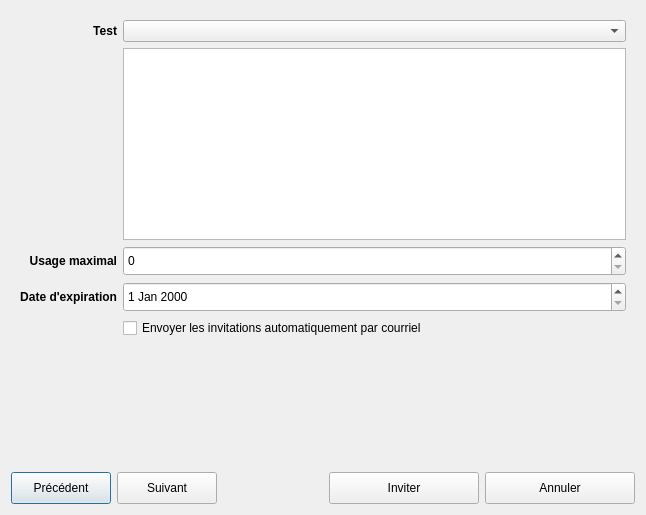
introlab/openteraplus, file client/src/dialogs/TestInvitationDialog.ui: the form before one commit.
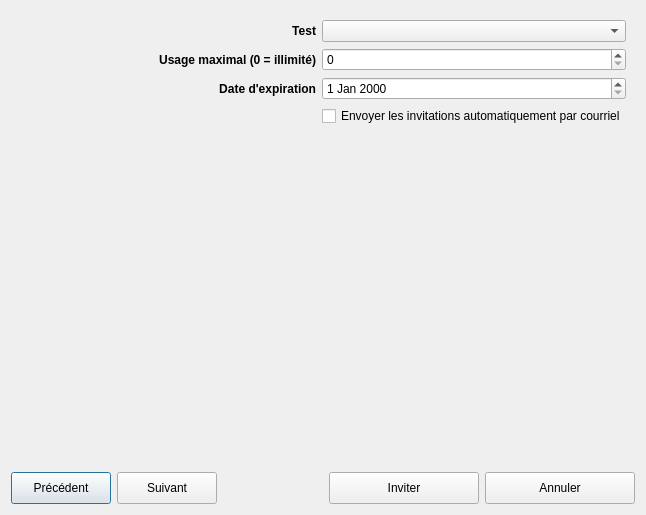
The form after the commit. The open tabs and pages were chosen to show the change. Icons and pictures are not drawn. Custom widgets are drawn as their Qt base class.

Commit message: Refs #99. Work in progress on Test Invitation Dialog

Patch:
```diff
--- a/client/src/dialogs/TestInvitationDialog.ui
+++ b/client/src/dialogs/TestInvitationDialog.ui
@@ -17,6 +17,9 @@
    <iconset resource="../../resources/TeraClient.qrc">
     <normaloff>:/icons/test.png</normaloff>:/icons/test.png</iconset>
   </property>
+  <property name="styleSheet">
+   <string notr="true"/>
+  </property>
   <layout class="QVBoxLayout" name="verticalLayout">
    <item>
     <widget class="QStackedWidget" name="stackedPages">
@@ -31,7 +34,7 @@
      </property>
      <widget class="QWidget" name="pageTestType">
       <layout class="QGridLayout" name="gridLayout">
-       <item row="2" column="0">
+       <item row="1" column="0">
         <widget class="QLabel" name="lblMaxUsage">
          <property name="sizePolicy">
           <sizepolicy hsizetype="Preferred" vsizetype="Preferred">
@@ -45,34 +48,55 @@
           </font>
          </property>
          <property name="text">
-          <string>Usage maximal</string>
+          <string>Usage maximal (0 = illimité)</string>
          </property>
          <property name="alignment">
           <set>Qt::AlignmentFlag::AlignRight|Qt::AlignmentFlag::AlignTrailing|Qt::AlignmentFlag::AlignVCenter</set>
          </property>
         </widget>
        </item>
+       <item row="1" column="1">
+        <widget class="QSpinBox" name="numUsage">
+         <property name="sizePolicy">
+          <sizepolicy hsizetype="Preferred" vsizetype="Fixed">
+           <horstretch>0</horstretch>
+           <verstretch>0</verstretch>
+          </sizepolicy>
+         </property>
+         <property name="minimumSize">
+          <size>
+           <width>0</width>
+           <height>0</height>
+          </size>
+         </property>
+         <property name="buttonSymbols">
+          <enum>QAbstractSpinBox::ButtonSymbols::UpDownArrows</enum>
+         </property>
+         <property name="maximum">
+          <number>1000</number>
+         </property>
+        </widget>
+       </item>
        <item row="2" column="1">
-        <widget class="QSpinBox" name="spinBox">
+        <widget class="QDateEdit" name="dateExpiration">
+         <property name="sizePolicy">
+          <sizepolicy hsizetype="Preferred" vsizetype="Fixed">
+           <horstretch>0</horstretch>
+           <verstretch>0</verstretch>
+          </sizepolicy>
+         </property>
          <property name="minimumSize">
           <size>
            <width>0</width>
-           <height>30</height>
+           <height>0</height>
           </size>
          </property>
+         <property name="buttonSymbols">
+          <enum>QAbstractSpinBox::ButtonSymbols::UpDownArrows</enum>
+         </property>
         </widget>
        </item>
        <item row="3" column="1">
-        <widget class="QDateEdit" name="dateEdit">
-         <property name="minimumSize">
-          <size>
-           <width>0</width>
-           <height>30</height>
-          </size>
-         </property>
-        </widget>
-       </item>
-       <item row="4" column="1">
         <widget class="QCheckBox" name="chkInviteEmail">
          <property name="text">
           <string>Envoyer les invitations automatiquement par courriel</string>
@@ -113,7 +137,7 @@
          </property>
         </widget>
        </item>
-       <item row="3" column="0">
+       <item row="2" column="0">
         <widget class="QLabel" name="lblExpiration">
          <property name="font">
           <font>
@@ -128,23 +152,7 @@
          </property>
         </widget>
        </item>
-       <item row="1" column="1">
-        <widget class="QPlainTextEdit" name="txtDescription">
-         <property name="sizePolicy">
-          <sizepolicy hsizetype="Expanding" vsizetype="Maximum">
-           <horstretch>0</horstretch>
-           <verstretch>0</verstretch>
-          </sizepolicy>
-         </property>
-         <property name="undoRedoEnabled">
-          <bool>false</bool>
-         </property>
-         <property name="readOnly">
-          <bool>true</bool>
-         </property>
-        </widget>
-       </item>
-       <item row="5" column="1">
+       <item row="4" column="1">
         <spacer name="verticalSpacer">
          <property name="orientation">
           <enum>Qt::Orientation::Vertical</enum>
```
Left out of the diff: 4 changed lines with no effect on the pictures. The commit also changes 11 other files.
